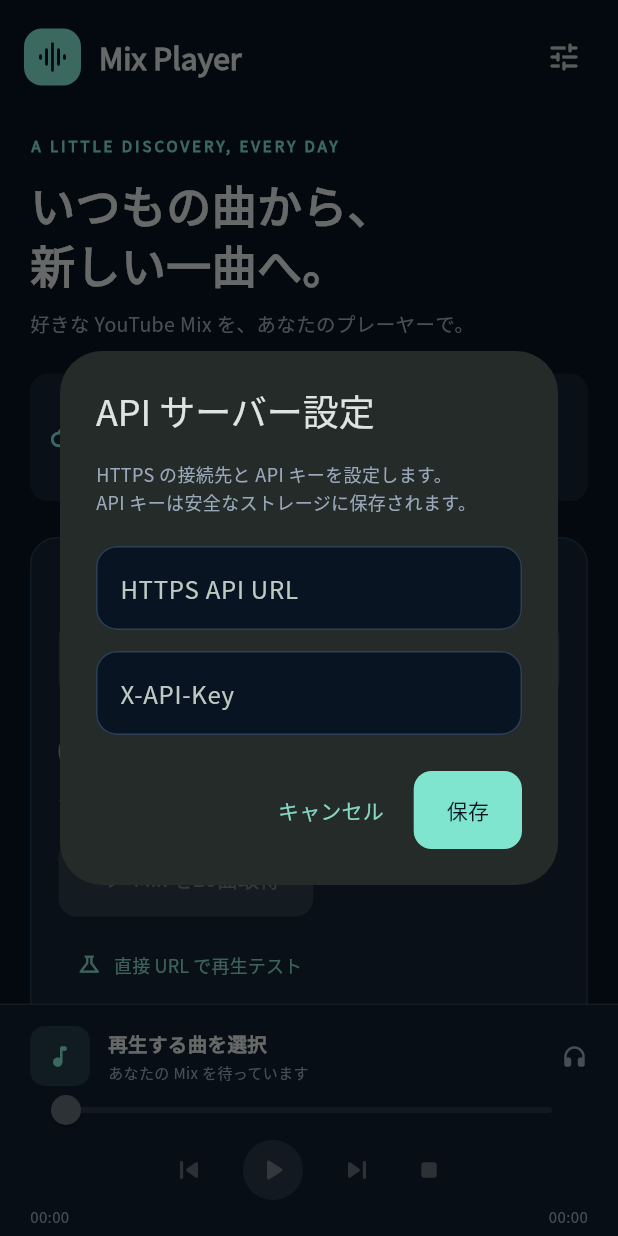
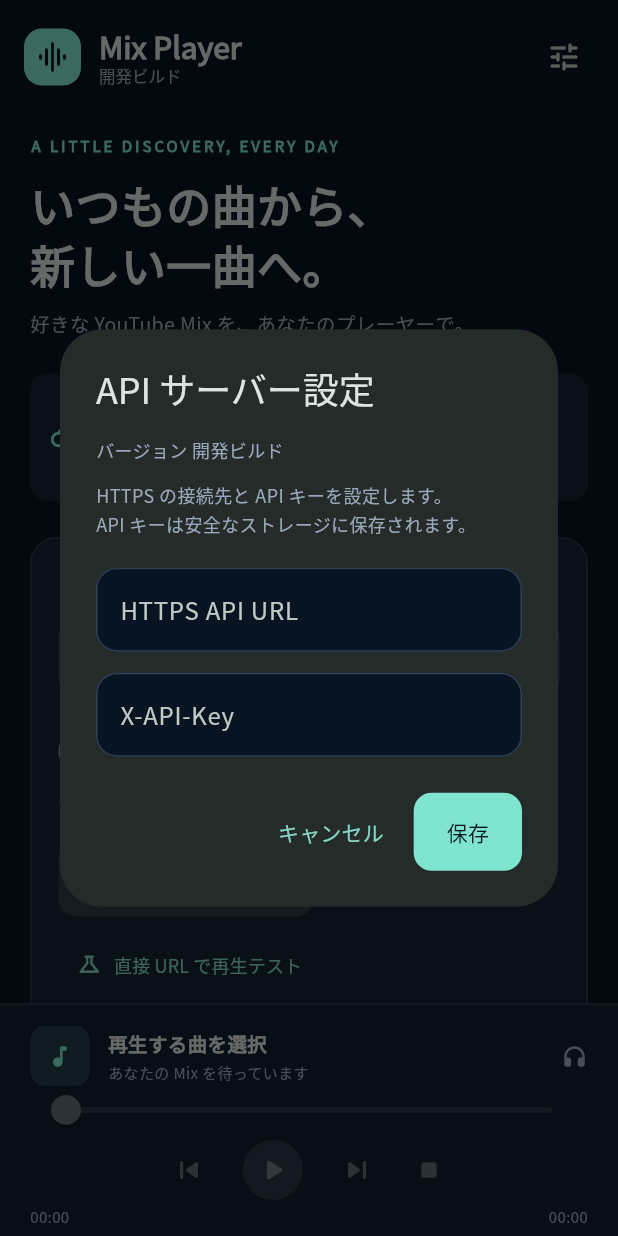
Before and after one commit to toraiger/ytdlp_app, a Flutter app: the screen it shows after launch, after a tap on "設定する", on a phone screen of 412 x 824 dp. Run offline on Flutter 3.47's test engine with Material 3 defaults, Android fonts, the phone set to English and light mode, and no system bars; our stand-ins replace flutter_secure_storage, just_audio, just_audio_background, shared_preferences, video_player; missing offline and left inert: audio_session, cupertino_http.

Commit message:
fix: identify installed app versions in SideStore builds
Display the version and build on the main screen and the source commit in settings. Build releases through a shared script so visible metadata matches the installed app, use increasing CI build numbers, and name IPA files with their version, build and commit.

Bump to 0.1.1. Validated with 94 Flutter tests, static analysis, web build, workflow syntax checks and Chromium version display checks at 390px and 320px.

```diff
--- /dev/null
+++ b/lib/build_info.dart
@@ -0,0 +1,5 @@
+const appVersion = String.fromEnvironment('APP_VERSION', defaultValue: '開発ビルド');
+const appBuildNumber = String.fromEnvironment('APP_BUILD_NUMBER');
+const appRevision = String.fromEnvironment('APP_REVISION');
+const appVersionLabel =
+    appBuildNumber == '' ? appVersion : '$appVersion（ビルド$appBuildNumber）';
--- a/lib/player_app.dart
+++ b/lib/player_app.dart
@@ -2,6 +2,7 @@ import 'dart:async';
 import 'package:flutter/material.dart';
 import 'package:video_player/video_player.dart';
 
+import 'build_info.dart';
 import 'controllers/mix_controller.dart';
 import 'controllers/playback_controller.dart';
 import 'models/api_models.dart';
@@ -213,11 +214,26 @@ class _PlayerScreenState extends State<_PlayerScreen>
               ),
               const SizedBox(width: 12),
               const Flexible(
-                child: Text(
-                  'Mix Player',
-                  maxLines: 1,
-                  overflow: TextOverflow.ellipsis,
-                  style: TextStyle(fontSize: 20, fontWeight: FontWeight.w700),
+                child: Column(
+                  mainAxisSize: MainAxisSize.min,
+                  crossAxisAlignment: CrossAxisAlignment.start,
+                  children: [
+                    Text(
+                      'Mix Player',
+                      maxLines: 1,
+                      overflow: TextOverflow.ellipsis,
+                      style: TextStyle(
+                        fontSize: 20,
+                        fontWeight: FontWeight.w700,
+                      ),
+                    ),
+                    Text(
+                      appVersionLabel,
+                      maxLines: 1,
+                      overflow: TextOverflow.ellipsis,
+                      style: TextStyle(fontSize: 11, color: _muted),
+                    ),
+                  ],
                 ),
               ),
             ],
@@ -912,6 +928,16 @@ class _ConnectionDialogState extends State<_ConnectionDialog> {
               crossAxisAlignment: CrossAxisAlignment.start,
               children: [
                 const Text(
+                  'バージョン $appVersionLabel',
+                  style: TextStyle(color: _muted, fontSize: 12),
+                ),
+                if (appRevision.isNotEmpty)
+                  const Text(
+                    'コミット $appRevision',
+                    style: TextStyle(color: _muted, fontSize: 11),
+                  ),
+                const SizedBox(height: 12),
+                const Text(
                   'HTTPS の接続先と API キーを設定します。\nAPI キーは安全なストレージに保存されます。',
                   style: TextStyle(color: _muted, fontSize: 12, height: 1.6),
                 ),
--- a/pubspec.yaml
+++ b/pubspec.yaml
@@ -1,7 +1,7 @@
 name: mix_player_app
 description: YouTube Mix を既存の HTTPS API と連携して再生する Flutter クライアント。
 publish_to: none
-version: 0.1.0+1
+version: 0.1.1+2
 
 environment:
   sdk: '>=3.7.0 <4.0.0'
```
Also changed, not shown: 5 other files.
